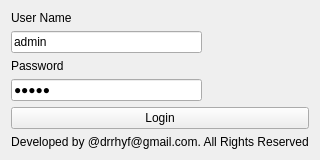
The window that formlogin.ui (doctarhyf/krypto) describes before a commit, drawn with Qt 5.
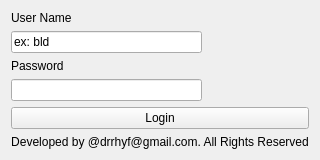
The same window after the commit. Icons and pictures are not drawn.

```diff
--- a/formlogin.ui
+++ b/formlogin.ui
@@ -34,7 +34,7 @@
           </size>
          </property>
          <property name="text">
-          <string>admin</string>
+          <string>ex: bld</string>
          </property>
         </widget>
        </item>
@@ -54,7 +54,7 @@
           </size>
          </property>
          <property name="text">
-          <string>admin</string>
+          <string/>
          </property>
          <property name="echoMode">
           <enum>QLineEdit::Password</enum>
```
